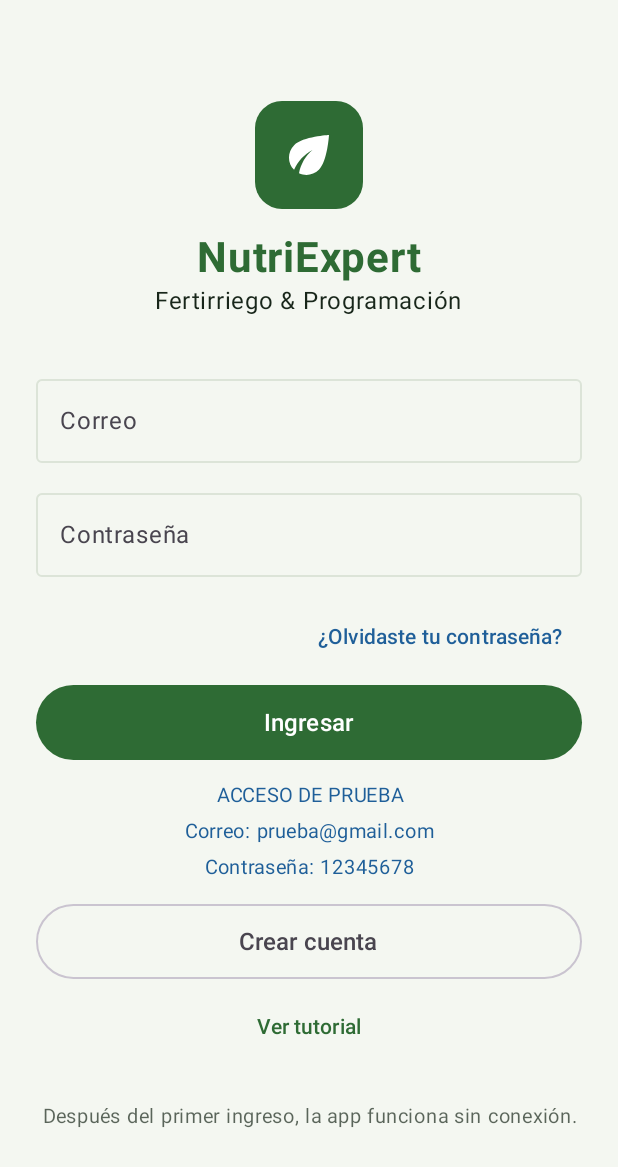
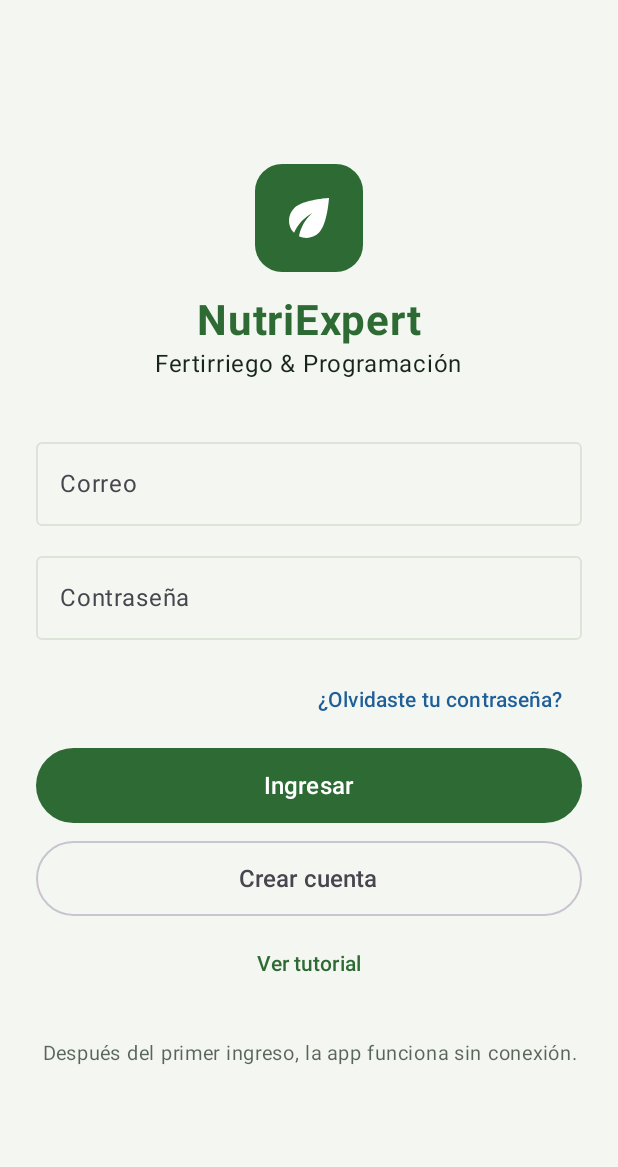
Before and after one commit to matiasfigueroaesc/NutriExpert, an Android app built with Jetpack Compose: the screen it shows after launch (MainActivity), on a phone screen of 412 x 824 dp. Shown: the top 1167 px of the screen. Run offline under Robolectric (Android 15) with nearby library versions, the phone set to English and light mode, and no system bars.

Commit message:
fix: eliminacion credenciales de prueba visibles en login

```diff
--- a/app/src/main/java/cl/duoc/nutriexpert/ui/components/CampoFormulario.kt
+++ b/app/src/main/java/cl/duoc/nutriexpert/ui/components/CampoFormulario.kt
@@ -20,6 +20,7 @@ import androidx.compose.ui.Modifier
 import androidx.compose.ui.graphics.vector.ImageVector
 import androidx.compose.ui.text.input.KeyboardType
 import androidx.compose.ui.unit.dp
+
 
 // Campo de texto reutilizable con validación por campo:
 // - si "error" no es null, el borde se pone rojo, aparece un ícono de alerta
--- a/app/src/main/java/cl/duoc/nutriexpert/ui/views/LoginScreen.kt
+++ b/app/src/main/java/cl/duoc/nutriexpert/ui/views/LoginScreen.kt
@@ -174,16 +174,6 @@ fun LoginScreen(navController: NavHostController) {
             Text("Ingresar", fontSize = 16.sp)
         }
 
-        // Acceso de demostración: todavía no se verifican cuentas reales
-        Text(
-            text = "ACCESO DE PRUEBA\nCorreo: prueba@gmail.com\nContraseña: 12345678",
-            fontSize = 13.sp,
-            textAlign = TextAlign.Center,
-            color = MaterialTheme.colorScheme.secondary,
-            modifier = Modifier
-                .fillMaxWidth()
-                .padding(top = 12.dp)
-        )
 
         Spacer(modifier = Modifier.height(12.dp))
 
```
